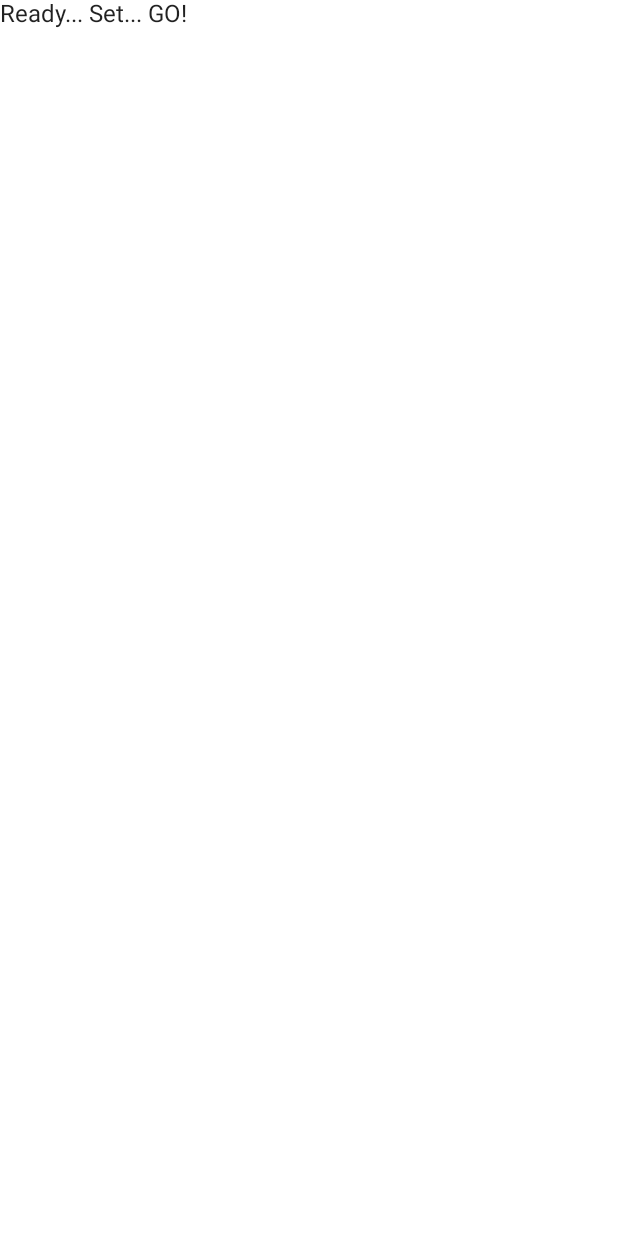
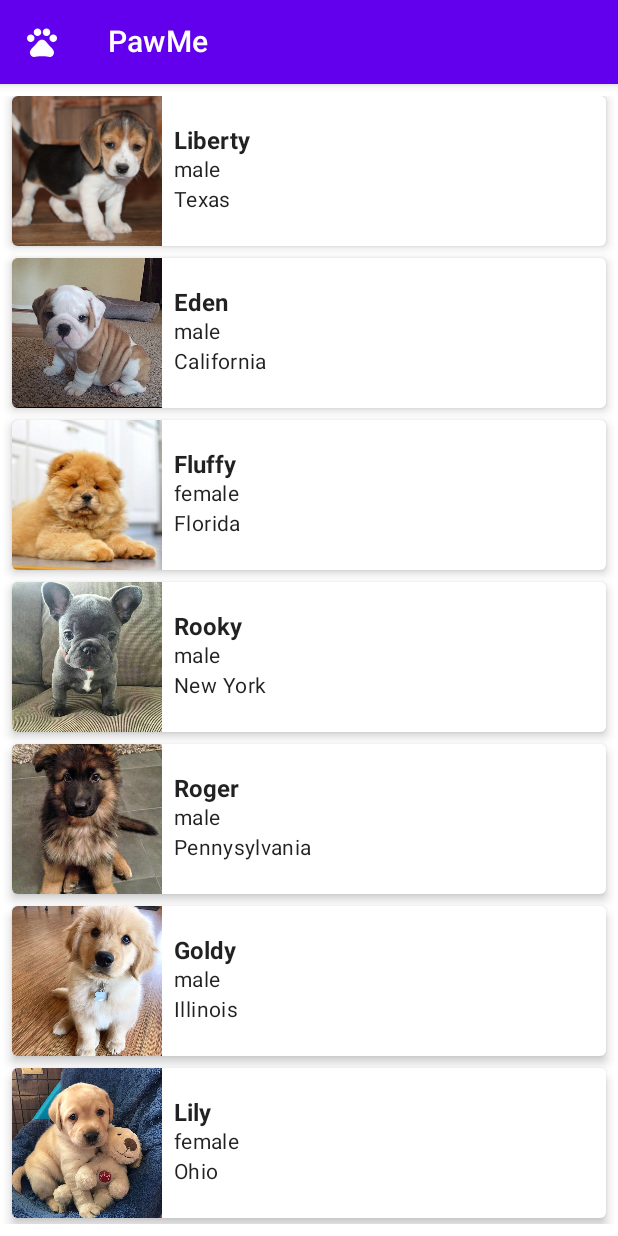
Before and after one commit to aransafp/pawme, an Android app built with Jetpack Compose: the screen it shows after launch (MainActivity), on a phone screen of 412 x 824 dp. Before the commit the screen is almost empty. Run offline under Robolectric (Android 15) with nearby library versions, the phone set to English and light mode, and no system bars; 1 statement that could not run was skipped.

Commit message:
submit submission

```diff
--- a/app/build.gradle
+++ b/app/build.gradle
@@ -78,4 +78,10 @@ dependencies {
 
     androidTestImplementation 'androidx.test.ext:junit:1.1.2'
     androidTestImplementation "androidx.compose.ui:ui-test-junit4:$compose_version"
+
+    //navigation
+    implementation "androidx.navigation:navigation-compose:1.0.0-alpha08"
+
+    //Gson
+    implementation 'com.google.code.gson:gson:2.8.6'
 }
--- a/app/src/main/java/com/example/androiddevchallenge/MainActivity.kt
+++ b/app/src/main/java/com/example/androiddevchallenge/MainActivity.kt
@@ -18,44 +18,195 @@ package com.example.androiddevchallenge
 import android.os.Bundle
 import androidx.activity.compose.setContent
 import androidx.appcompat.app.AppCompatActivity
+import androidx.compose.foundation.Image
+import androidx.compose.foundation.clickable
+import androidx.compose.foundation.layout.Column
+import androidx.compose.foundation.layout.Row
+import androidx.compose.foundation.layout.Spacer
+import androidx.compose.foundation.layout.fillMaxSize
+import androidx.compose.foundation.layout.fillMaxWidth
+import androidx.compose.foundation.layout.height
+import androidx.compose.foundation.layout.padding
+import androidx.compose.foundation.layout.size
+import androidx.compose.foundation.lazy.LazyColumn
+import androidx.compose.foundation.lazy.items
+import androidx.compose.material.Card
+import androidx.compose.material.Icon
+import androidx.compose.material.IconButton
 import androidx.compose.material.MaterialTheme
+import androidx.compose.material.Scaffold
 import androidx.compose.material.Surface
 import androidx.compose.material.Text
+import androidx.compose.material.TopAppBar
+import androidx.compose.material.icons.Icons
+import androidx.compose.material.icons.filled.Pets
 import androidx.compose.runtime.Composable
-import androidx.compose.ui.tooling.preview.Preview
+import androidx.compose.ui.Alignment
+import androidx.compose.ui.Modifier
+import androidx.compose.ui.layout.ContentScale
+import androidx.compose.ui.res.painterResource
+import androidx.compose.ui.text.font.FontWeight
+import androidx.compose.ui.unit.dp
+import androidx.navigation.NavController
+import androidx.navigation.NavType
+import androidx.navigation.compose.NavHost
+import androidx.navigation.compose.composable
+import androidx.navigation.compose.navArgument
+import androidx.navigation.compose.navigate
+import androidx.navigation.compose.rememberNavController
+import com.example.androiddevchallenge.data.puppiesData
+import com.example.androiddevchallenge.model.Puppy
 import com.example.androiddevchallenge.ui.theme.MyTheme
+import com.google.gson.Gson
 
 class MainActivity : AppCompatActivity() {
     override fun onCreate(savedInstanceState: Bundle?) {
         super.onCreate(savedInstanceState)
         setContent {
             MyTheme {
-                MyApp()
-            }
+                AppNavigator()
             }
         }
     }
 
-// Start building your app here!
     @Composable
-fun MyApp() {
-    Surface(color = MaterialTheme.colors.background) {
-        Text(text = "Ready... Set... GO!")
+    fun AppNavigator() {
+        val navController = rememberNavController()
+
+        NavHost(
+            navController = navController,
+            startDestination = "homeScreen",
+            builder = {
+                composable("homeScreen") { HomeScreen(navController) }
+                composable(
+                    "detailScreen/{puppy}",
+                    arguments = listOf(
+                        navArgument("puppy") {
+                            type = NavType.StringType
+                        }
+                    ),
+                ) { backStackEntry ->
+                    backStackEntry.arguments?.getString("puppy")?.let { json ->
+                        val puppy = Gson().fromJson(json, Puppy::class.java)
+                        DetailScreen(puppy = puppy)
+                    }
+                }
+            },
+        )
     }
 }
 
-@Preview("Light Theme", widthDp = 360, heightDp = 640)
 @Composable
-fun LightPreview() {
-    MyTheme {
-        MyApp()
+fun HomeScreen(navController: NavController) {
+    Scaffold(
+        topBar = {
+            TopAppBar(
+                title = {
+                    Text(text = "PawMe")
+                },
+                navigationIcon = {
+                    IconButton(onClick = { /*TODO*/ }) {
+                        Icon(Icons.Filled.Pets, contentDescription = null)
+                    }
+                }
+            )
+        }
+    ) { innerPadding ->
+        PuppiesList(Modifier.padding(8.dp), navController, puppiesData)
     }
 }
 
-@Preview("Dark Theme", widthDp = 360, heightDp = 640)
 @Composable
-fun DarkPreview() {
-    MyTheme(darkTheme = true) {
-        MyApp()
+fun PuppiesList(
+    modifier: Modifier = Modifier,
+    navController: NavController,
+    listPuppy: List<Puppy>
+) {
+
+    fun navigateToDetail(puppy: Puppy) {
+        val puppyJson = Gson().toJson(puppy)
+        navController.navigate("detailScreen/$puppyJson")
+    }
+
+    LazyColumn(
+        modifier = modifier,
+        content = {
+            items(items = listPuppy) { puppy ->
+                Card(
+                    elevation = 4.dp,
+                    modifier = Modifier.clickable {
+                        navigateToDetail(puppy = puppy)
+                    }
+                ) {
+                    PuppyCard(puppy)
+                }
+                Spacer(modifier = Modifier.height(8.dp))
             }
         }
+    )
+}
+
+@Composable
+fun PuppyCard(puppy: Puppy) {
+    Row(
+        modifier = Modifier.fillMaxWidth()
+    ) {
+        Surface(
+            modifier = Modifier.size(100.dp),
+            color = MaterialTheme.colors.onSurface.copy(alpha = 0.2f)
+        ) {
+            Image(
+                painter = painterResource(id = puppy.image),
+                contentDescription = "beagle",
+                modifier = Modifier.fillMaxWidth(),
+                contentScale = ContentScale.Crop
+            )
+        }
+        Column(
+            modifier = Modifier
+                .padding(start = 8.dp)
+                .align(Alignment.CenterVertically)
+        ) {
+            Text(text = puppy.name, fontWeight = FontWeight.Bold)
+            Text(
+                text = if (puppy.sex == 'm') "male" else "female",
+                style = MaterialTheme.typography.body2
+            )
+            Text(text = puppy.location, style = MaterialTheme.typography.body2)
+        }
+    }
+}
+
+@Composable
+fun DetailScreen(puppy: Puppy) {
+    Column(
+        modifier = Modifier.fillMaxSize()
+    ) {
+        Image(
+            painter = painterResource(id = puppy.image),
+            contentDescription = puppy.name,
+            modifier = Modifier
+                .height(250.dp)
+                .fillMaxWidth(),
+            contentScale = ContentScale.Crop
+        )
+        Column(
+            modifier = Modifier.padding(8.dp)
+        ) {
+            Text(
+                text = "Facts About Me",
+                fontWeight = FontWeight.Bold,
+                style = MaterialTheme.typography.h6
+            )
+            Text(
+                text = "Name\t\t: ${puppy.name}" +
+                    "\nBreed\t\t: ${puppy.breed}" +
+                    "\nAge\t\t\t\t: ${puppy.age} months" +
+                    "\nWeight\t: ${puppy.weight} lbs" +
+                    "\nGender\t: ${if (puppy.sex == 'm') "male" else "female"}" +
+                    "\nLocation\t: ${puppy.location}",
+                style = MaterialTheme.typography.subtitle1
+            )
+        }
+    }
+}
--- /dev/null
+++ b/app/src/main/java/com/example/androiddevchallenge/data/PuppiesData.kt
@@ -0,0 +1,32 @@
+/*
+ * Copyright 2021 The Android Open Source Project
+ *
+ * Licensed under the Apache License, Version 2.0 (the "License");
+ * you may not use this file except in compliance with the License.
+ * You may obtain a copy of the License at
+ *
+ *     https://www.apache.org/licenses/LICENSE-2.0
+ *
+ * Unless required by applicable law or agreed to in writing, software
+ * distributed under the License is distributed on an "AS IS" BASIS,
+ * WITHOUT WARRANTIES OR CONDITIONS OF ANY KIND, either express or implied.
+ * See the License for the specific language governing permissions and
+ * limitations under the License.
+ */
+package com.example.androiddevchallenge.data
+
+import com.example.androiddevchallenge.R
+import com.example.androiddevchallenge.model.Puppy
+
+val puppiesData = listOf<Puppy>(
+    Puppy("Liberty", "Beagle", 6, 29.3, 'm', "Texas", R.drawable.beagle),
+    Puppy("Eden", "Bulldog", 4, 20.3, 'm', "California", R.drawable.bulldog),
+    Puppy("Fluffy", "Chow chow", 5, 28.7, 'f', "Florida", R.drawable.chow_chow),
+    Puppy("Rooky", "French bulldog", 6, 21.1, 'm', "New York", R.drawable.french_bulldog),
+    Puppy("Roger", "German shepherd", 3, 22.6, 'm', "Pennysylvania", R.drawable.german_shepherd),
+    Puppy("Goldy", "Golden retriever", 4, 20.5, 'm', "Illinois", R.drawable.golden_retriever),
+    Puppy("Lily", "Labrador retriever", 4, 19.0, 'f', "Ohio", R.drawable.labrador_retriever),
+    Puppy("Sally", "Puddle", 7, 14.3, 'f', "North Carolina", R.drawable.puddle),
+    Puppy("Choco", "Rottweiler", 4, 23.3, 'm', "Georgia", R.drawable.rottweiler),
+    Puppy("Inu", "Shiba", 5, 22.8, 'm', "Michigan", R.drawable.shiba),
+)
--- /dev/null
+++ b/app/src/main/java/com/example/androiddevchallenge/model/Puppy.kt
@@ -0,0 +1,26 @@
+/*
+ * Copyright 2021 The Android Open Source Project
+ *
+ * Licensed under the Apache License, Version 2.0 (the "License");
+ * you may not use this file except in compliance with the License.
+ * You may obtain a copy of the License at
+ *
+ *     https://www.apache.org/licenses/LICENSE-2.0
+ *
+ * Unless required by applicable law or agreed to in writing, software
+ * distributed under the License is distributed on an "AS IS" BASIS,
+ * WITHOUT WARRANTIES OR CONDITIONS OF ANY KIND, either express or implied.
+ * See the License for the specific language governing permissions and
+ * limitations under the License.
+ */
+package com.example.androiddevchallenge.model
+
+class Puppy(
+    val name: String,
+    val breed: String,
+    val age: Int,
+    val weight: Double,
+    val sex: Char,
+    val location: String,
+    val image: Int,
+)
```
Also changed, not shown: app/src/main/res/drawable-v24/beagle.jpg (added), app/src/main/res/drawable-v24/bulldog.jpg (added), app/src/main/res/drawable-v24/chow_chow.jpg (added), app/src/main/res/drawable-v24/french_bulldog.jpg (added), app/src/main/res/drawable-v24/german_shepherd.jpg (added), app/src/main/res/drawable-v24/golden_retriever.jpg (added), app/src/main/res/drawable-v24/labrador_retriever.jpg (added), app/src/main/res/drawable-v24/puddle.jpg (added), app/src/main/res/drawable-v24/rottweiler.jpg (added), app/src/main/res/drawable-v24/shiba.jpg (added), 6 other files. Lines whose indentation alone changed are shown as unchanged.
